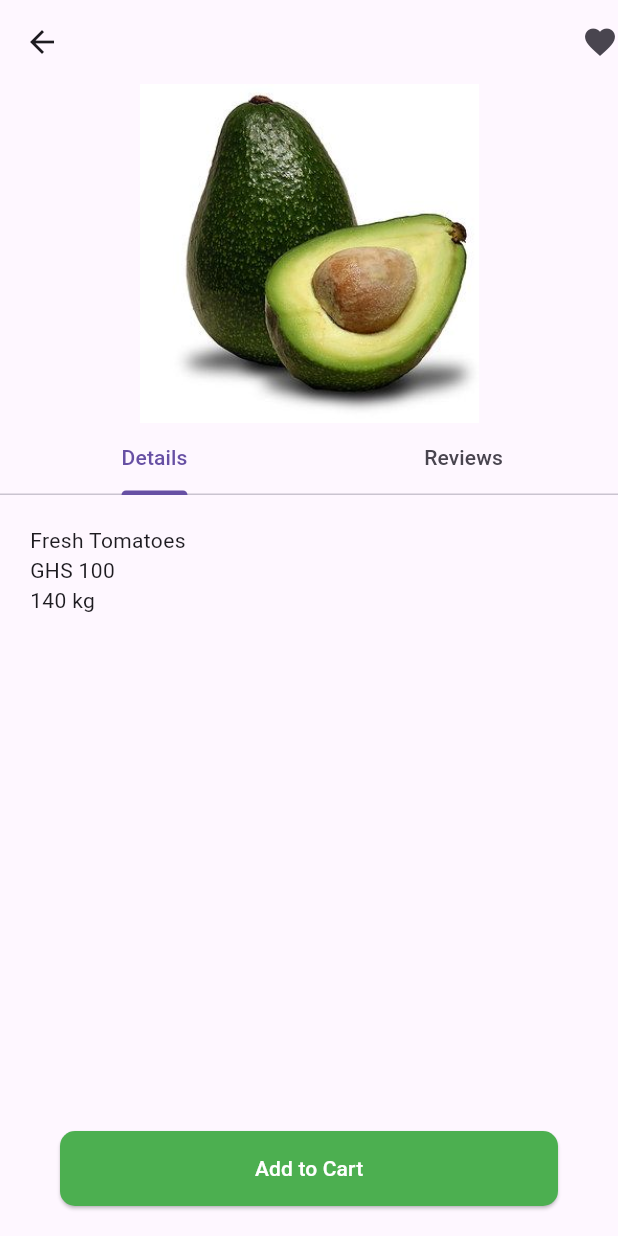
After one commit to AbayomiCodes/Farm2Table, a Flutter app: the HomeScreen screen opened directly, after a tap on "GHS 100", on a phone screen of 412 x 824 dp. The commit adds this screen. Run offline on Flutter 3.47's test engine with Material 3 defaults, Android fonts, the phone set to English and light mode, and no system bars.

Commit message:
added product detail screen with navigation

```diff
--- a/lib/pages/screens/home_screen.dart
+++ b/lib/pages/screens/home_screen.dart
@@ -1,10 +1,9 @@
 import 'package:bakingapp/pages/screens/widgets/product_card.dart';
 import 'package:flutter/foundation.dart';
 import 'package:flutter/material.dart';
+
+import 'widgets/product_details.dart';
 // import 'product_card.dart';
-
-
-
 
 class HomeScreen extends StatefulWidget {
   const HomeScreen({super.key});
@@ -13,26 +12,77 @@ class HomeScreen extends StatefulWidget {
   State<HomeScreen> createState() => _HomeScreenState();
 }
 
-class _HomeScreenState extends State<HomeScreen> with SingleTickerProviderStateMixin {
+class _HomeScreenState extends State<HomeScreen>
+    with SingleTickerProviderStateMixin {
   late TabController _tabController;
 
   final List<Map<String, dynamic>> categories = [
-    {'icon': Icons.shopping_basket, 'label': 'All Products', 'color': Colors.pink[100]},
+    {
+      'icon': Icons.shopping_basket,
+      'label': 'All Products',
+      'color': Colors.pink[100],
+    },
     {'icon': Icons.grass, 'label': 'Vegetables', 'color': Colors.green[100]},
     {'icon': Icons.apple, 'label': 'Fruits', 'color': Colors.pink[100]},
     {'icon': Icons.grain, 'label': 'Grains', 'color': Colors.green[100]},
     {'icon': Icons.egg, 'label': 'Eggs', 'color': Colors.pink[100]},
     {'icon': Icons.coffee, 'label': 'Beverages', 'color': Colors.green[100]},
-    {'icon': Icons.breakfast_dining, 'label': 'Spreads', 'color': Colors.pink[100]},
+    {
+      'icon': Icons.breakfast_dining,
+      'label': 'Spreads',
+      'color': Colors.pink[100],
+    },
   ];
 
   final List<Map<String, dynamic>> dummyProducts = [
-    {'name': 'Fresh Tomatoes', 'price': 'GHS 100' , 'image_placeholder': Colors.orange[100], 'weight_quantity': '140 kg', 'unit': 'per kg', 'available': 'available'},
-    {'name': 'Avocado', 'price': 'GHS 25' , 'image_placeholder': Colors.red[100], 'weight_quantity': '40 kg', 'unit': 'per kg', 'available': 'available'},
-    {'name': 'Eggs', 'price': 'GHS 4' , 'image_placeholder': Colors.yellow[100], 'weight_quantity': '900 g (Crate)', 'unit': 'per kg', 'available': 'available'},
-    {'name': 'Oranges', 'price': 'GHS 10' , 'image_placeholder': Colors.amber[100], 'weight_quantity': '25 kg', 'unit': 'per kg', 'available': 'available'},
-    {'name': 'Yam', 'price': 'GHS 70' , 'image_placeholder': Colors.blue[100], 'weight_quantity': '160 kg', 'unit': 'per kg', 'available': 'available'},
-    {'name': 'Grains', 'price': 'GHS 30' , 'image_placeholder': Colors.green[100], 'weight_quantity': '50 kg', 'unit': 'per kg', 'available': 'available'},
+    {
+      'name': 'Fresh Tomatoes',
+      'price': 'GHS 100',
+      'image_placeholder': Colors.orange[100],
+      'weight_quantity': '140 kg',
+      'unit': 'per kg',
+      'available': 'available',
+    },
+    {
+      'name': 'Avocado',
+      'price': 'GHS 25',
+      'image_placeholder': Colors.red[100],
+      'weight_quantity': '40 kg',
+      'unit': 'per kg',
+      'available': 'available',
+    },
+    {
+      'name': 'Eggs',
+      'price': 'GHS 4',
+      'image_placeholder': Colors.yellow[100],
+      'weight_quantity': '900 g (Crate)',
+      'unit': 'per kg',
+      'available': 'available',
+    },
+    {
+      'name': 'Oranges',
+      'price': 'GHS 10',
+      'image_placeholder': Colors.amber[100],
+      'weight_quantity': '25 kg',
+      'unit': 'per kg',
+      'available': 'available',
+    },
+    {
+      'name': 'Yam',
+      'price': 'GHS 70',
+      'image_placeholder': Colors.blue[100],
+      'weight_quantity': '160 kg',
+      'unit': 'per kg',
+      'available': 'available',
+    },
+    {
+      'name': 'Grains',
+      'price': 'GHS 30',
+      'image_placeholder': Colors.green[100],
+      'weight_quantity': '50 kg',
+      'unit': 'per kg',
+      'available': 'available',
+    },
   ];
 
   @override
@@ -41,8 +91,7 @@ class _HomeScreenState extends State<HomeScreen> with SingleTickerProviderStateM
     _tabController = TabController(length: 7, vsync: this);
     _tabController.addListener(() {
       print('Tab changed to: ${_tabController.index}');
-    }
-    );
+    });
   }
 
   @override
@@ -64,7 +113,8 @@ void dispose() {
               child: Column(
                 crossAxisAlignment: CrossAxisAlignment.start,
                 children: [
-                Text('Fresh Farm',
+                  Text(
+                    'Fresh Farm',
                     style: TextStyle(
                       fontSize: 25,
                       fontWeight: FontWeight.bold,
@@ -72,7 +122,8 @@ void dispose() {
                     ),
                   ),
 
-                Text('Products',
+                  Text(
+                    'Products',
                     style: TextStyle(
                       fontSize: 25,
                       fontWeight: FontWeight.bold,
@@ -80,13 +131,12 @@ void dispose() {
                     ),
                   ),
 
-                Text('Direct from your local farmers to your table',
-                style: TextStyle(
-                  color: Colors.white,
-                ),
+                  Text(
+                    'Direct from your local farmers to your table',
+                    style: TextStyle(color: Colors.white),
                   ),
 
-                SizedBox(height: 10,),
+                  SizedBox(height: 10),
 
                   TextField(
                     decoration: InputDecoration(
@@ -97,13 +147,12 @@ void dispose() {
                       border: OutlineInputBorder(
                         borderRadius: BorderRadius.circular(30),
                         borderSide: BorderSide.none,
-                          )
+                      ),
                     ),
                   ),
                 ],
               ),
             ),
-
 
             Expanded(
               child: TabBarView(
@@ -116,11 +165,10 @@ void dispose() {
                         child: SingleChildScrollView(
                           scrollDirection: Axis.horizontal,
 
-                              child:
-                              Row(
+                          child: Row(
                             children: categories.map((category) {
                               return Padding(
-                                     padding:  EdgeInsets.only(right: 15),
+                                padding: EdgeInsets.only(right: 15),
                                 child: Column(
                                   children: [
                                     Container(
@@ -150,22 +198,41 @@ void dispose() {
 
                       Expanded(
                         child: GridView.builder(
-                                          gridDelegate:  SliverGridDelegateWithFixedCrossAxisCount(
+                          gridDelegate:
+                              SliverGridDelegateWithFixedCrossAxisCount(
                                 crossAxisCount: 2,
                                 crossAxisSpacing: 10,
                                 mainAxisSpacing: 10,
                                 mainAxisExtent: 280,
+                              ),
 
-                                           ),
                           itemCount: dummyProducts.length,
                           itemBuilder: (BuildContext context, int index) {
-                                            return ProductCard(
+                            return GestureDetector(
+                              onTap: () {
+                                Navigator.push(
+                                  context,
+                                  MaterialPageRoute(
+                                    builder: (context) => ProductDetails(
+                                      name: dummyProducts[index]['name'],
+                                      price: dummyProducts[index]['price'],
+                                      weight:
+                                          dummyProducts[index]['weight_quantity'],
+                                      color:
+                                          dummyProducts[index]['image_placeholder'],
+                                    ),
+                                  ),
+                                );
+                              },
+                              child: ProductCard(
                                 name: dummyProducts[index]['name'],
                                 price: dummyProducts[index]['price'],
                                 weight: dummyProducts[index]['weight_quantity'],
-                                            color: dummyProducts[index]['image_placeholder'],
+                                color:
+                                    dummyProducts[index]['image_placeholder'],
                                 unit: dummyProducts[index]['unit'],
                                 available: dummyProducts[index]['available'],
+                              ),
                             );
                           },
                         ),
--- /dev/null
+++ b/lib/pages/screens/widgets/product_details.dart
@@ -0,0 +1,136 @@
+import 'package:flutter/material.dart';
+
+class ProductDetails extends StatefulWidget {
+  final String name;
+  final String price;
+  final String weight;
+  final Color color;
+
+  const ProductDetails({
+    super.key,
+    required this.name,
+    required this.price,
+    required this.weight,
+    required this.color,
+  });
+
+  @override
+  State<ProductDetails> createState() => _ProductDetailsState();
+}
+
+class _ProductDetailsState extends State<ProductDetails>
+    with SingleTickerProviderStateMixin {
+  late TabController _tabController;
+
+  @override
+  void initState() {
+    super.initState();
+    _tabController = TabController(length: 2, vsync: this);
+  }
+
+  @override
+  void dispose() {
+    _tabController.dispose();
+    super.dispose();
+  }
+
+  @override
+  Widget build(BuildContext context) {
+    return Scaffold(
+      appBar: AppBar(
+        titleSpacing: 20,
+        leading: Icon(Icons.arrow_back),
+        actions: [Icon(Icons.favorite)],
+      ),
+
+      body: Column(
+        children: [
+          Expanded(flex: 1, child: Image.asset('assets/images/avocado.jpg')),
+
+          Expanded(
+            flex: 2,
+            child: Column(
+              children: [
+                TabBar(
+                  controller: _tabController,
+                  tabs: [
+                    Tab(text: 'Details'),
+                    Tab(text: 'Reviews'),
+                  ],
+                ),
+
+                Expanded(
+                  child: TabBarView(
+                    controller: _tabController,
+                    children: [
+                      Padding(
+                        padding: EdgeInsets.all(20),
+                        child: Column(
+                          crossAxisAlignment: CrossAxisAlignment.start,
+                          children: [
+                            Text(widget.name),
+                            Text(widget.price),
+                            Text(widget.weight),
+                          ],
+                        ),
+                      ),
+
+                      Center(child: Text('Reviews content')),
+                    ],
+                  ),
+                ),
+              ],
+            ),
+          ),
+        ],
+      ),
+
+      bottomNavigationBar: Padding(
+        padding: EdgeInsets.symmetric(horizontal: 40, vertical: 20),
+        child: ElevatedButton(
+          onPressed: () {},
+          style: ElevatedButton.styleFrom(
+            backgroundColor: Colors.green,
+            minimumSize: Size(double.infinity, 50),
+            shape: RoundedRectangleBorder(
+              borderRadius: BorderRadius.circular(10),
+            ),
+          ),
+          child: Text('Add to Cart', style: TextStyle(color: Colors.white)),
+        ),
+      ),
+    );
+  }
+}
+
+
+
+
+
+
+
+
+
+
+
+
+
+
+
+
+
+
+  // appBar: AppBar(title: Text(widget.name)),
+      // body: TabBarView(
+      //   controller: _tabController,
+      //   children: [
+      //     Container(
+      //       color: widget.color,
+      //       child: Center(child: Text('Product Image')),
+      //     ),
+      //     Container(
+      //       color: widget.color,
+      //       child: Center(child: Text('Product Description')),
+      //     ),
+      //   ],
+      // ),
```
Lines whose indentation alone changed are shown as unchanged.
